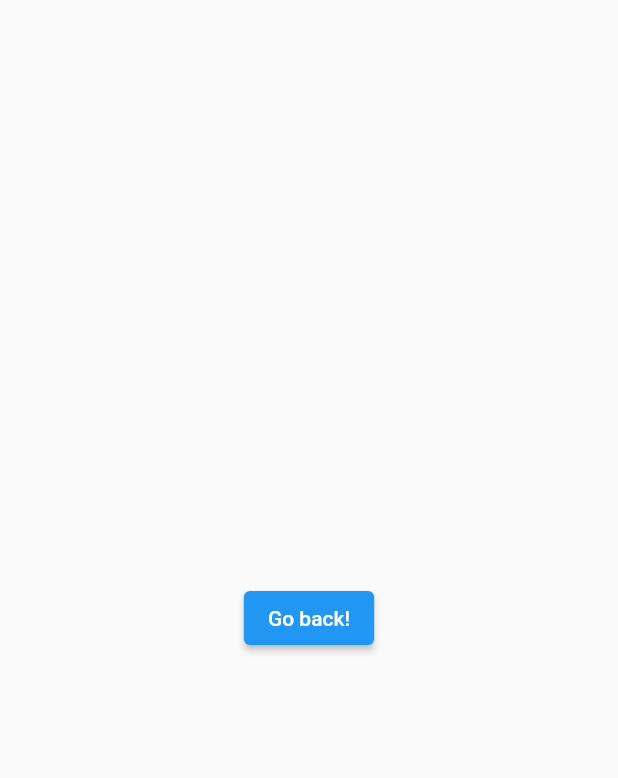
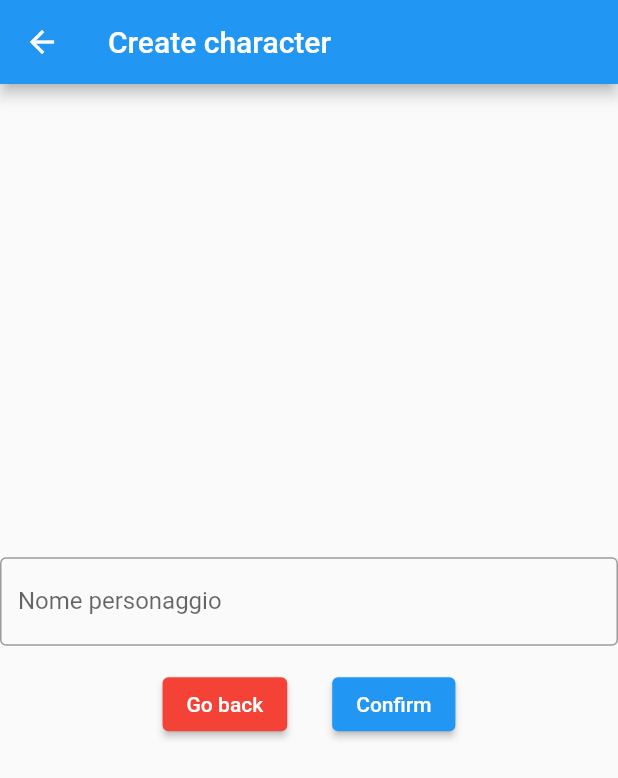
Before and after one commit to MattPy03/game_kidmo, a Flutter app: the screen it shows after launch, after a tap on the "add" icon, on a phone screen of 412 x 824 dp. Shown: the top 778 px of the screen. Run offline on Flutter 3.47's test engine with Material 2 defaults, Android fonts, the phone set to English and light mode, and no system bars.

Commit message:
added textfields and buttons on the character creation page

```diff
--- a/lib/main.dart
+++ b/lib/main.dart
@@ -55,16 +55,8 @@ class _MyHomePageState extends State<MyHomePage> {
 
   @override
   Widget build(BuildContext context) {
-    // This method is rerun every time setState is called, for instance as done
-    // by the _incrementCounter method above.
-    //
-    // The Flutter framework has been optimized to make rerunning build methods
-    // fast, so that you can just rebuild anything that needs updating rather
-    // than having to individually change instances of widgets.
     return Scaffold(
       appBar: AppBar(
-        // Here we take the value from the MyHomePage object that was created by
-        // the App.build method, and use it to set our appbar title.
         title: Text(widget.title),
 
         //right Add Button
@@ -86,23 +78,88 @@ class _MyHomePageState extends State<MyHomePage> {
         ],
       ),
       body: Center(
-          child: ListView(
-        children: boxes,
-      )), // This trailing comma makes auto-formatting nicer for build methods.
+        child: ListView(
+          children: boxes,
+        )
+      ),
     );
   }
 }
 
 class SecondRoute extends StatelessWidget {
+
+  verifyForm(BuildContext context) {
+
+    // set up the AlertDialog
+    AlertDialog alert = AlertDialog(
+      title: Text("Error"),
+      content: Text("Enter all the values."),
+      actions: [
+        TextButton(
+          child: Text("OK"),
+           onPressed: () {Navigator.of(context).pop();},
+        ),
+      ],
+    );
+
+    // show the dialog
+    showDialog(
+      context: context,
+      builder: (BuildContext context) {
+        return alert;
+      },
+    );
+  }
+
   @override
   Widget build(BuildContext context) {
     return Scaffold(
-      body: Center(
-        child: ElevatedButton(
-          onPressed: () {
-            Navigator.pop(context);
-          },
-          child: Text('Go back!'),
+      appBar: AppBar(
+        title: Text('Create character'),
+      ),
+      body: Center (
+        child: Column(
+          mainAxisAlignment: MainAxisAlignment.center,
+          children: [
+            TextFormField(
+              decoration: InputDecoration(
+                border: OutlineInputBorder(),
+                labelText: 'Nome personaggio'
+              ),
+            ),
+
+            Row(
+              mainAxisAlignment: MainAxisAlignment.center,
+              children: [
+                Container (
+                  padding: const EdgeInsets.all(15),
+                  child:
+                    ElevatedButton(
+                      onPressed: () {Navigator.pop(context);},
+                      child: Text("Go back"),
+                      style: ElevatedButton.styleFrom(
+                        primary: Colors.red
+                      )
+                    )
+                ),
+                Container (
+                  padding: const EdgeInsets.all(15),
+                  child:
+                    ElevatedButton(
+                    onPressed: () {
+
+                      //Controllo textfield se ci sono dati o meno
+
+                      // if () {
+                      //   verifyForm(context);
+                      // }
+                    },
+                    child: Text("Confirm")
+                  )
+                )
+              ]
+            )
+          ]
         ),
       ),
     );
```
